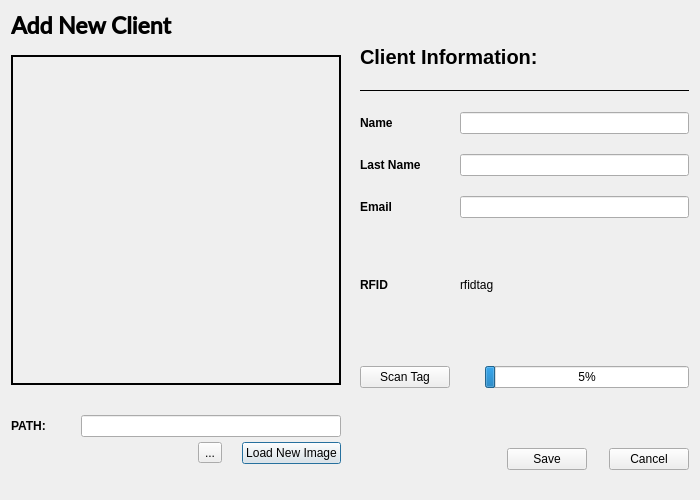
The window that rfid_security/add_new_dialog.ui (catan2001/SecureDoor-RFID) describes before a commit, drawn with Qt 5.
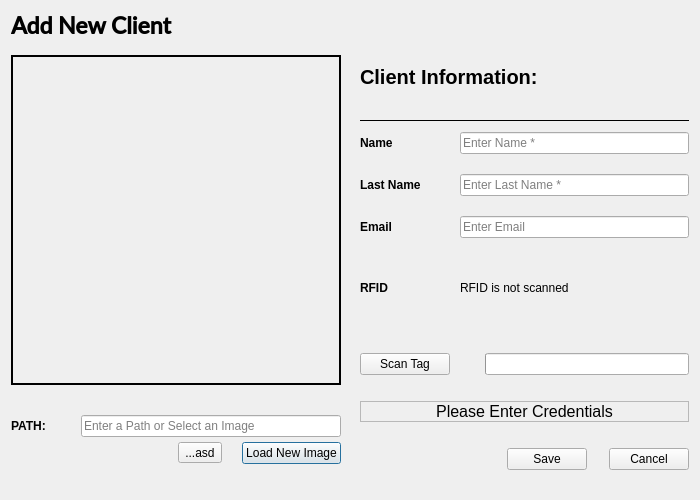
The same window after the commit. Icons and pictures are not drawn.

Commit message: Changed UI, Added new sidebar and functionalities

```diff
--- a/rfid_security/add_new_dialog.ui
+++ b/rfid_security/add_new_dialog.ui
@@ -128,6 +128,9 @@
                <property name="text">
                 <string/>
                </property>
+               <property name="placeholderText">
+                <string>Enter a Path or Select an Image</string>
+               </property>
               </widget>
              </item>
             </layout>
@@ -153,14 +156,14 @@
              <item>
               <widget class="QToolButton" name="ToolButtonInfoNewClient">
                <property name="text">
-                <string>...</string>
+                <string>...asd</string>
                </property>
                <property name="icon">
                 <iconset theme="dialog-question">
                  <normaloff>.</normaloff>.</iconset>
                </property>
                <property name="checkable">
-                <bool>false</bool>
+                <bool>true</bool>
                </property>
                <property name="popupMode">
                 <enum>QToolButton::InstantPopup</enum>
@@ -168,6 +171,9 @@
                <property name="autoRaise">
                 <bool>false</bool>
                </property>
+               <property name="arrowType">
+                <enum>Qt::NoArrow</enum>
+               </property>
               </widget>
              </item>
              <item>
@@ -192,7 +198,7 @@
        <item>
         <layout class="QVBoxLayout" name="verticalLayout_5">
          <property name="spacing">
-          <number>60</number>
+          <number>26</number>
          </property>
          <property name="bottomMargin">
           <number>19</number>
@@ -200,7 +206,7 @@
          <item>
           <layout class="QVBoxLayout" name="verticalLayout_4">
            <property name="spacing">
-            <number>20</number>
+            <number>10</number>
            </property>
            <item>
             <widget class="QLabel" name="LableClientInfo">
@@ -272,7 +278,26 @@
                   </widget>
                  </item>
                  <item>
-                  <widget class="QLineEdit" name="LineEdit_Name"/>
+                  <widget class="QLineEdit" name="LineEdit_Name">
+                   <property name="inputMask">
+                    <string notr="true"/>
+                   </property>
+                   <property name="text">
+                    <string notr="true"/>
+                   </property>
+                   <property name="frame">
+                    <bool>true</bool>
+                   </property>
+                   <property name="echoMode">
+                    <enum>QLineEdit::Normal</enum>
+                   </property>
+                   <property name="placeholderText">
+                    <string>Enter Name *</string>
+                   </property>
+                   <property name="clearButtonEnabled">
+                    <bool>false</bool>
+                   </property>
+                  </widget>
                  </item>
                 </layout>
                </item>
@@ -304,7 +329,20 @@
                   </widget>
                  </item>
                  <item>
-                  <widget class="QLineEdit" name="LineEdit_LastName"/>
+                  <widget class="QLineEdit" name="LineEdit_LastName">
+                   <property name="inputMask">
+                    <string/>
+                   </property>
+                   <property name="text">
+                    <string/>
+                   </property>
+                   <property name="echoMode">
+                    <enum>QLineEdit::Normal</enum>
+                   </property>
+                   <property name="placeholderText">
+                    <string>Enter Last Name *</string>
+                   </property>
+                  </widget>
                  </item>
                 </layout>
                </item>
@@ -336,7 +374,11 @@
                   </widget>
                  </item>
                  <item>
-                  <widget class="QLineEdit" name="LineEdit_Email"/>
+                  <widget class="QLineEdit" name="LineEdit_Email">
+                   <property name="placeholderText">
+                    <string>Enter Email</string>
+                   </property>
+                  </widget>
                  </item>
                 </layout>
                </item>
@@ -347,13 +389,13 @@
                    <property name="minimumSize">
                     <size>
                      <width>80</width>
-                     <height>0</height>
+                     <height>60</height>
                     </size>
                    </property>
                    <property name="maximumSize">
                     <size>
                      <width>80</width>
-                     <height>16777215</height>
+                     <height>60</height>
                     </size>
                    </property>
                    <property name="font">
@@ -371,12 +413,48 @@
                   <widget class="QLabel" name="Label_RFIDTag">
                    <property name="minimumSize">
                     <size>
-                     <width>150</width>
-                     <height>0</height>
+                     <width>230</width>
+                     <height>60</height>
                     </size>
                    </property>
+                   <property name="maximumSize">
+                    <size>
+                     <width>230</width>
+                     <height>60</height>
+                    </size>
+                   </property>
+                   <property name="mouseTracking">
+                    <bool>false</bool>
+                   </property>
+                   <property name="frameShape">
+                    <enum>QFrame::NoFrame</enum>
+                   </property>
                    <property name="text">
-                    <string>rfidtag</string>
+                    <string>RFID is not scanned</string>
+                   </property>
+                   <property name="textFormat">
+                    <enum>Qt::AutoText</enum>
+                   </property>
+                   <property name="scaledContents">
+                    <bool>false</bool>
+                   </property>
+                   <property name="alignment">
+                    <set>Qt::AlignLeading|Qt::AlignLeft|Qt::AlignVCenter</set>
+                   </property>
+                   <property name="wordWrap">
+                    <bool>false</bool>
+                   </property>
+                   <property name="margin">
+                    <number>0</number>
+                   </property>
+                   <property name="indent">
+                    <number>-1</number>
+                   </property>
+                   <property name="openExternalLinks">
+                    <bool>false</bool>
+                   </property>
+                   <property name="buddy">
+                    <cstring></cstring>
                    </property>
                   </widget>
                  </item>
@@ -419,11 +497,17 @@
                   </font>
                  </property>
                  <property name="value">
-                  <number>5</number>
+                  <number>0</number>
+                 </property>
+                 <property name="textVisible">
+                  <bool>false</bool>
                  </property>
                  <property name="orientation">
                   <enum>Qt::Horizontal</enum>
                  </property>
+                 <property name="invertedAppearance">
+                  <bool>false</bool>
+                 </property>
                  <property name="textDirection">
                   <enum>QProgressBar::TopToBottom</enum>
                  </property>
@@ -435,6 +519,34 @@
            </item>
           </layout>
          </item>
+         <item>
+          <widget class="QLabel" name="labelInfo">
+           <property name="font">
+            <font>
+             <pointsize>12</pointsize>
+             <italic>false</italic>
+             <bold>false</bold>
+             <underline>false</underline>
+             <strikeout>false</strikeout>
+            </font>
+           </property>
+           <property name="frameShape">
+            <enum>QFrame::StyledPanel</enum>
+           </property>
+           <property name="text">
+            <string>Please Enter Credentials</string>
+           </property>
+           <property name="alignment">
+            <set>Qt::AlignCenter</set>
+           </property>
+           <property name="margin">
+            <number>0</number>
+           </property>
+           <property name="indent">
+            <number>1</number>
+           </property>
+          </widget>
+         </item>
          <item>
           <layout class="QHBoxLayout" name="horizontalLayout_6">
            <property name="spacing">
```
Left out of the diff: 19 changed lines with no effect on the pictures. The commit also changes 4 other files.
